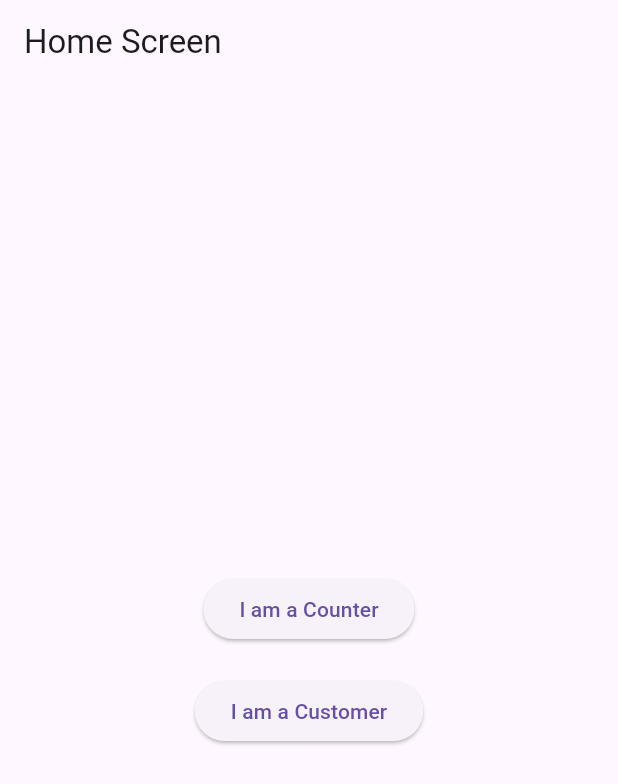
After one commit to Md-Ikhtiar-uddin-howlader/queueing_management_app, a Flutter app: the screen it shows after launch, on a phone screen of 412 x 824 dp. The commit adds this screen. Shown: the top 784 px of the screen. Run offline on Flutter 3.47's test engine with Material 3 defaults, Android fonts, the phone set to English and light mode, and no system bars; our stand-ins replace cloud_firestore, firebase_auth, firebase_core, firebase_messaging; accounts and stored records are empty.

Commit message:
initial screens

```diff
--- /dev/null
+++ b/lib/screens/auth_screen.dart
@@ -0,0 +1,37 @@
+import 'package:flutter/material.dart';
+import 'home_screen.dart';
+import 'counter_screen.dart';
+import 'customer_screen.dart';
+
+class AuthScreen extends StatelessWidget {
+  final String userRole;
+
+  AuthScreen({required this.userRole});
+
+  @override
+  Widget build(BuildContext context) {
+    return Scaffold(
+      appBar: AppBar(
+        title: Text('Authentication'),
+      ),
+      body: Center(
+        child: ElevatedButton(
+          onPressed: () async {
+            // Placeholder for authentication logic
+            await Future.delayed(Duration(seconds: 2));
+
+            // Navigate to the appropriate screen based on the user's role
+            if (userRole == 'counter') {
+              Navigator.pushReplacementNamed(context, '/counter');
+            } else if (userRole == 'customer') {
+              Navigator.pushReplacementNamed(context, '/customer');
+            } else {
+              Navigator.pushReplacementNamed(context, '/home');
+            }
+          },
+          child: Text('Sign In as $userRole'),
+        ),
+      ),
+    );
+  }
+}
--- /dev/null
+++ b/lib/screens/counter_screen.dart
@@ -0,0 +1,15 @@
+import 'package:flutter/material.dart';
+
+class CounterScreen extends StatelessWidget {
+  @override
+  Widget build(BuildContext context) {
+    return Scaffold(
+      appBar: AppBar(
+        title: Text('Counter Screen'),
+      ),
+      body: Center(
+        child: Text('Welcome, Counter!'),
+      ),
+    );
+  }
+}
--- /dev/null
+++ b/lib/screens/customer_screen.dart
@@ -0,0 +1,15 @@
+import 'package:flutter/material.dart';
+
+class CustomerScreen extends StatelessWidget {
+  @override
+  Widget build(BuildContext context) {
+    return Scaffold(
+      appBar: AppBar(
+        title: Text('Customer Screen'),
+      ),
+      body: Center(
+        child: Text('Welcome, Customer!'),
+      ),
+    );
+  }
+}
--- /dev/null
+++ b/lib/screens/home_screen.dart
@@ -0,0 +1,43 @@
+import 'package:flutter/material.dart';
+import 'auth_screen.dart';
+
+class HomeScreen extends StatelessWidget {
+  @override
+  Widget build(BuildContext context) {
+    return Scaffold(
+      appBar: AppBar(
+        title: Text('Home Screen'),
+      ),
+      body: Center(
+        child: Column(
+          mainAxisAlignment: MainAxisAlignment.center,
+          children: [
+            ElevatedButton(
+              onPressed: () {
+                Navigator.pushReplacement(
+                  context,
+                  MaterialPageRoute(
+                    builder: (context) => AuthScreen(userRole: 'counter'),
+                  ),
+                );
+              },
+              child: Text('I am a Counter'),
+            ),
+            SizedBox(height: 20.0),
+            ElevatedButton(
+              onPressed: () {
+                Navigator.pushReplacement(
+                  context,
+                  MaterialPageRoute(
+                    builder: (context) => AuthScreen(userRole: 'customer'),
+                  ),
+                );
+              },
+              child: Text('I am a Customer'),
+            ),
+          ],
+        ),
+      ),
+    );
+  }
+}
```
Also changed, not shown: lib/main.dart (+12 -124 lines), lib/services/firebase_service.dart (added, +56 -0 lines), pubspec.yaml (+6 -2 lines), lib/firebase_options.dart (added), lib/widgets/qr_code_widget.dart (added), pubspec.lock, 6 other files.
